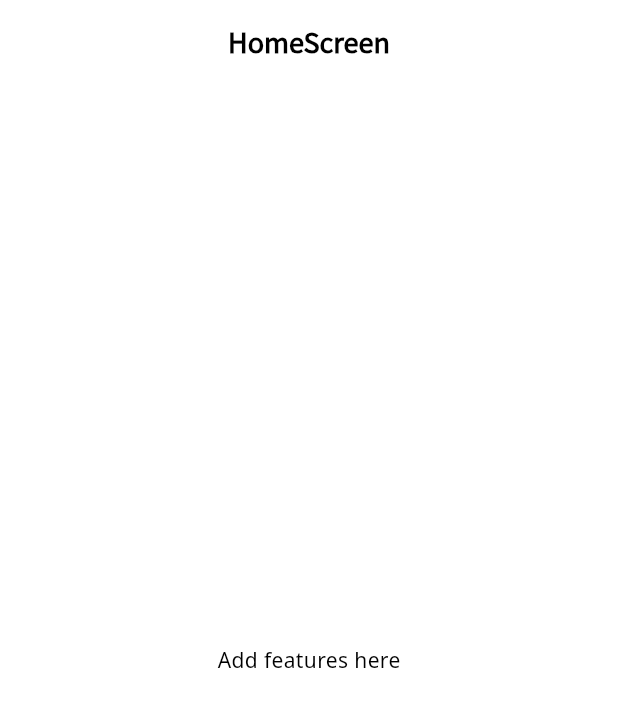
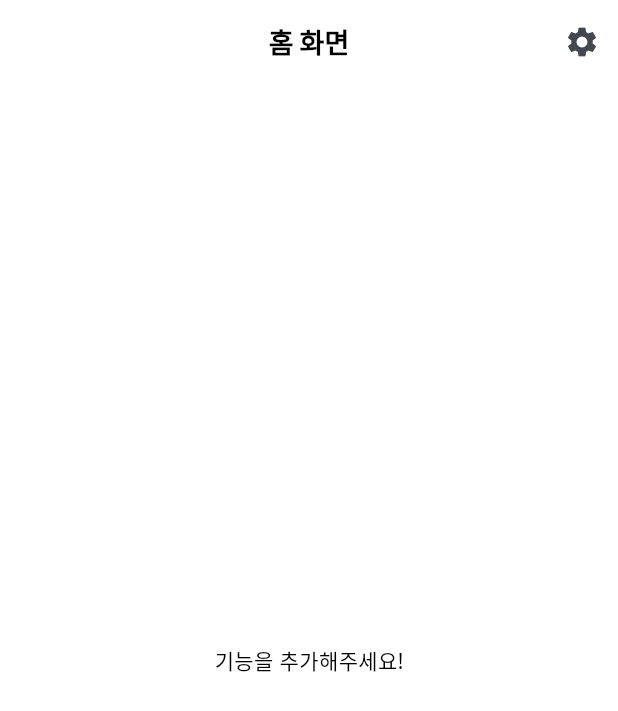
Before and after one commit to daegon0130/baseapp, a Flutter app: the screen it shows after launch, on a phone screen of 412 x 824 dp. Shown: the top 711 px of the screen. Run offline on Flutter 3.47's test engine with Material 3 defaults, Android fonts, the phone set to English and light mode, and no system bars; our stand-ins replace flutter_native_splash, go_router, google_fonts.

```diff
--- a/lib/router.dart
+++ b/lib/router.dart
@@ -1,7 +1,14 @@
 import 'package:baseapp/screens/home_screen.dart';
+import 'package:baseapp/screens/settings_screen.dart';
 import 'package:go_router/go_router.dart';
 
 final router = GoRouter(
   initialLocation: '/',
-  routes: [GoRoute(path: '/', builder: (context, state) => const HomeScreen())],
+  routes: [
+    GoRoute(path: '/', builder: (context, state) => const HomeScreen()),
+    GoRoute(
+      path: '/settings',
+      builder: (context, state) => const SettingsScreen(),
+    ),
+  ],
 );
--- a/lib/screens/home_screen.dart
+++ b/lib/screens/home_screen.dart
@@ -1,4 +1,5 @@
 import 'package:flutter/material.dart';
+import 'package:go_router/go_router.dart';
 
 class HomeScreen extends StatelessWidget {
   const HomeScreen({super.key});
@@ -6,8 +7,18 @@ class HomeScreen extends StatelessWidget {
   @override
   Widget build(BuildContext context) {
     return Scaffold(
-      appBar: AppBar(title: Text('HomeScreen')),
-      body: Center(child: Text('Add features here')),
+      appBar: AppBar(
+        title: Text('홈 화면'),
+        actions: [
+          IconButton(
+            icon: Icon(Icons.settings),
+            onPressed: () {
+              context.push('/settings');
+            },
+          ),
+        ],
+      ),
+      body: Center(child: Text('기능을 추가해주세요!')),
     );
   }
 }
```
Also changed, not shown: lib/screens/settings_screen.dart (added, +43 -0 lines).
